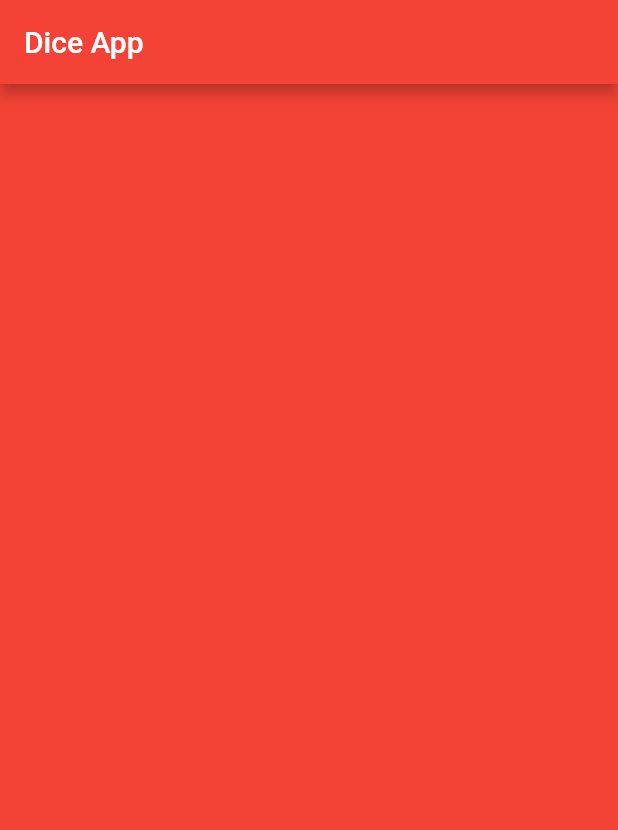
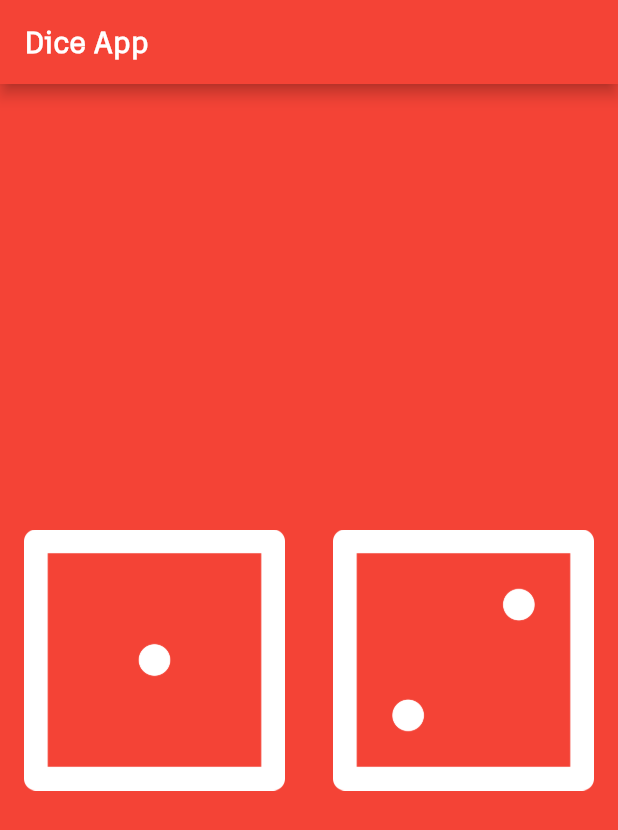
Before and after one commit to Zhamshid/dice_flutter, a Flutter app: the screen it shows after launch, on a phone screen of 412 x 824 dp. Shown: the top 830 px of the screen. Run offline on Flutter 3.47's test engine with Material 2 defaults, Android fonts, the phone set to English and light mode, and no system bars.

Commit message:
new changes

```diff
--- a/dice_flutter/lib/main.dart
+++ b/dice_flutter/lib/main.dart
@@ -1,29 +1,48 @@
+import 'package:flutter/cupertino.dart';
 import 'package:flutter/material.dart';
 
 void main() {
-  runApp(MaterialApp(
-    home: Scaffold
-      (
+  runApp(
+    MaterialApp(
+      home: Scaffold(
         backgroundColor: Colors.red,
         appBar: AppBar(
           title: Text(
             'Dice App',
             style: TextStyle(
               color: Colors.white,
+              fontFamily: 'Artifakt',
+              fontWeight: FontWeight.bold,
             ),
           ),
           backgroundColor: Colors.red,
         ),
         body: DicePage(),
       ),
-  ),);
+    ),
+  );
 }
-
-
 
 class DicePage extends StatelessWidget {
   @override
   Widget build(BuildContext context) {
-    return Container();
+    return Center(
+      child: Row(
+        children: <Widget>[
+          Expanded(
+            child: FlatButton(
+              onPressed: () {},
+              child: Image.asset('images/dice1.png'),
+            ),
+          ),
+          Expanded(
+            child: FlatButton(
+              onPressed: () {},
+              child: Image.asset('images/dice2.png'),
+            ),
+          ),
+        ],
+      ),
+    );
   }
 }
--- a/dice_flutter/pubspec.yaml
+++ b/dice_flutter/pubspec.yaml
@@ -25,10 +25,10 @@ flutter:
 
   assets:
      - images/
-     - images/
+
 
 
   fonts:
-    - family: Schyler
+    - family: Artifakt
       fonts:
-        - asset: fonts/
+        - asset: fonts/font_artifakt.ttf
```
Also changed, not shown: dice_flutter/fonts/font_artifakt.ttf (added). Lines whose indentation alone changed are shown as unchanged.
